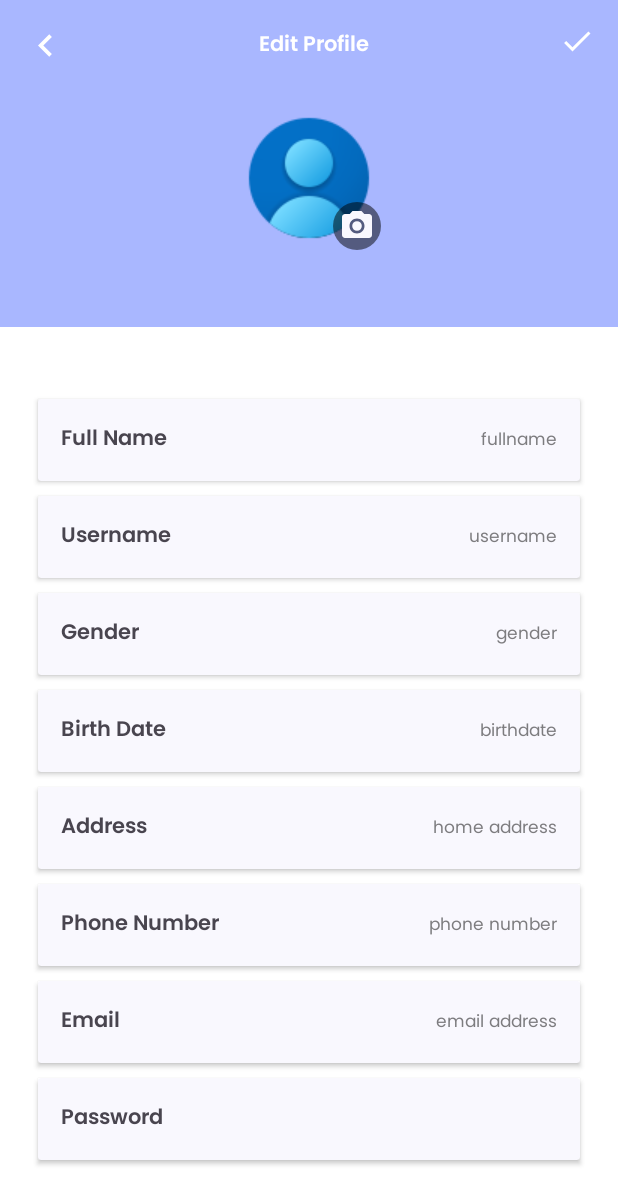
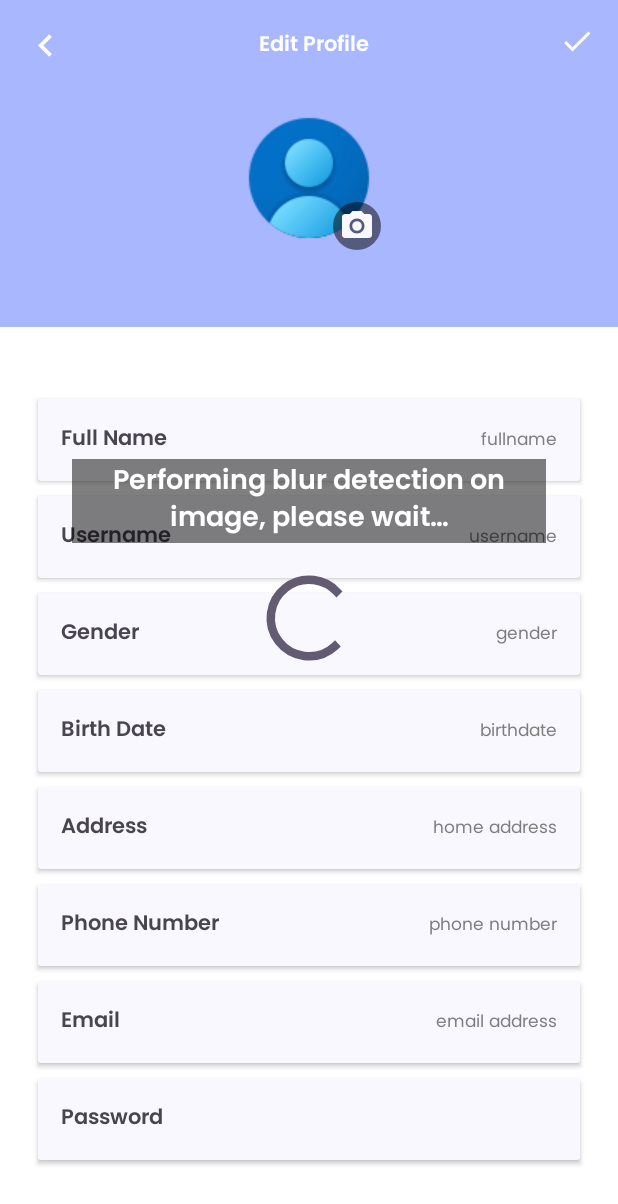
Before and after one commit to Itosyptr/AiReal-Android, an Android app: the layout activity_edit_profile.xml on its own in the app's theme, with its tools: preview values and no code run, on a phone screen of 412 x 824 dp. Shown: the top 1204 px of the screen. Run offline under Robolectric (Android 15) with nearby library versions, the phone set to English and light mode, and no system bars.

Commit message:
feature: add loading when check blur image

```diff
--- a/app/src/main/java/capstone/tim/aireal/ui/addProduct/AddProductActivity.kt
+++ b/app/src/main/java/capstone/tim/aireal/ui/addProduct/AddProductActivity.kt
@@ -430,6 +430,7 @@ class AddProductActivity : AppCompatActivity() {
     }
 
     private fun showLoading(isLoading: Boolean) {
+        binding.progressText.visibility = if (isLoading) View.VISIBLE else View.GONE
         binding.progressBar.visibility = if (isLoading) View.VISIBLE else View.GONE
     }
 
--- a/app/src/main/res/layout/activity_edit_profile.xml
+++ b/app/src/main/res/layout/activity_edit_profile.xml
@@ -1,11 +1,15 @@
 <?xml version="1.0" encoding="utf-8"?>
-<ScrollView xmlns:android="http://schemas.android.com/apk/res/android"
+<FrameLayout xmlns:android="http://schemas.android.com/apk/res/android"
     xmlns:app="http://schemas.android.com/apk/res-auto"
     xmlns:tools="http://schemas.android.com/tools"
     android:layout_width="match_parent"
     android:layout_height="match_parent"
     android:background="@color/white"
-    tools:context=".ui.editProfile.EditProfileActivity">
+    tools:context=".ui.editProfile.EditProfileActivity" >
+
+    <ScrollView
+        android:layout_width="match_parent"
+        android:layout_height="match_parent" >
 
         <androidx.constraintlayout.widget.ConstraintLayout
             android:layout_width="match_parent"
@@ -327,3 +331,29 @@
             </androidx.cardview.widget.CardView>
         </androidx.constraintlayout.widget.ConstraintLayout>
     </ScrollView>
+
+    <TextView
+        android:id="@+id/progress_text"
+        android:layout_width="wrap_content"
+        android:layout_marginHorizontal="48dp"
+        android:textAlignment="center"
+        android:textColor="@color/white"
+        android:background="@color/black_overlay"
+        android:layout_height="wrap_content"
+        android:layout_gravity="center"
+        android:text="@string/performing_blur_detection_on_images_please_be_patient"
+        android:textSize="18sp"
+        android:fontFamily="@font/poppins_semi_bold"
+        android:visibility="gone"
+        android:layout_marginBottom="78dp"
+        tools:visibility="visible" />
+
+    <ProgressBar
+        android:id="@+id/progressBar"
+        android:layout_width="68dp"
+        android:layout_height="68dp"
+        android:layout_gravity="center"
+        android:visibility="gone"
+        tools:visibility="visible" />
+
+</FrameLayout>
--- a/app/src/main/res/values/strings.xml
+++ b/app/src/main/res/values/strings.xml
@@ -241,6 +241,7 @@
     <string name="message">message</string>
     <string name="failed">Failed</string>
     <string name="app_logo">Aplication Logo</string>
+    <string name="performing_blur_detection_on_images_please_be_patient">Performing blur detection on image, please wait…</string>
 
     <string-array name="product_categories">
         <item>Electronics</item>
```
Also changed, not shown: app/src/main/java/capstone/tim/aireal/ui/editProfile/EditProfileActivity.kt (+9 -0 lines), app/src/main/java/capstone/tim/aireal/ui/editShop/EditShopActivity.kt (+8 -0 lines), app/src/main/res/layout/activity_add_product.xml (+19 -2 lines), app/src/main/res/layout/activity_edit_shop.xml (+32 -2 lines). Lines whose indentation alone changed are shown as unchanged.
